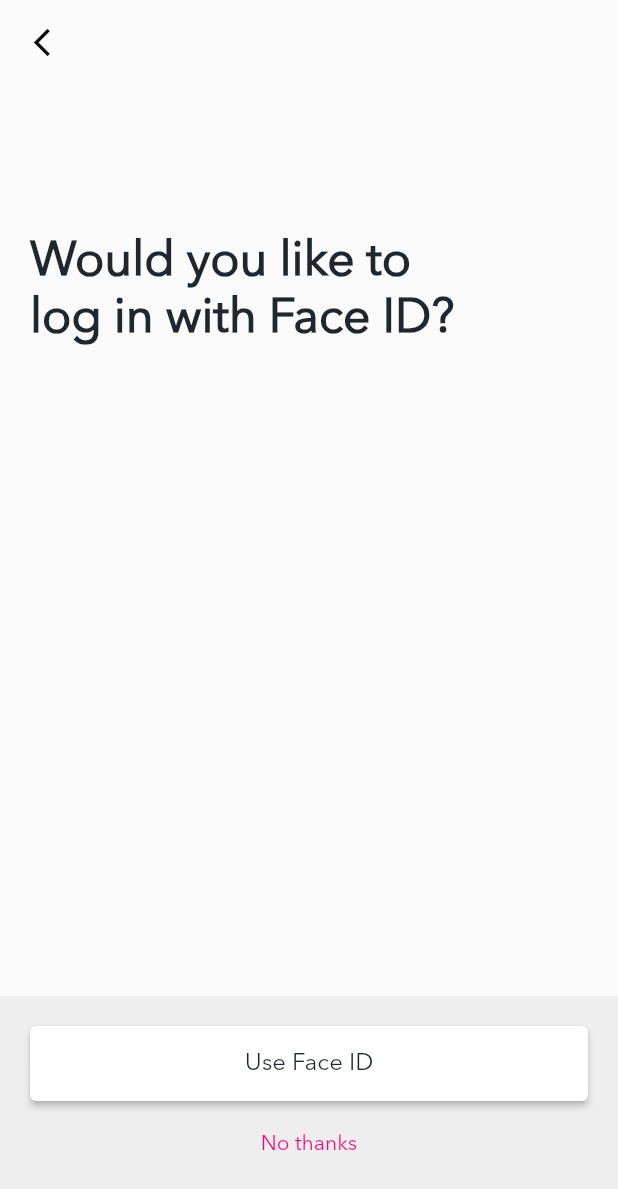
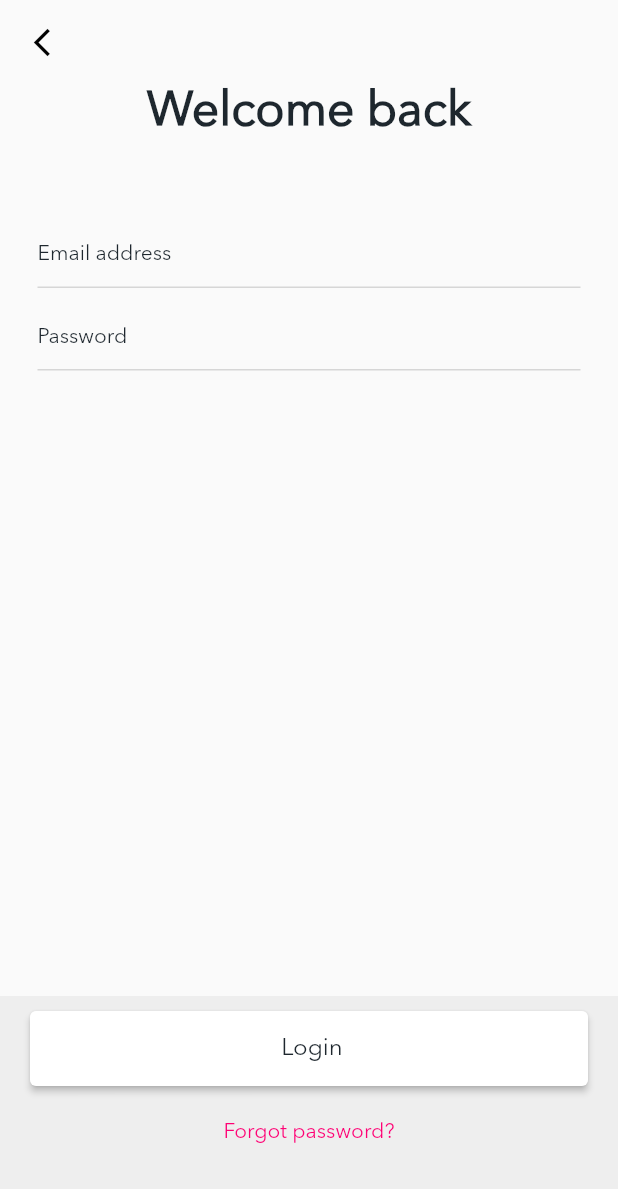
Before and after one commit to linhxeom1996/louis_moody_ui, a Flutter app: the screen it shows after launch, after a tap on the "arrow back ios new" icon, on a phone screen of 412 x 824 dp. Shown: the top 1189 px of the screen. Run offline on Flutter 3.47's test engine with Material 2 defaults, Android fonts, the phone set to English and light mode, and no system bars; our stand-ins replace easy_localization.

Commit message:
add login page

```diff
--- /dev/null
+++ b/assets/translations/en.json
@@ -0,0 +1,18 @@
+{
+    "continu": "Continue",
+    "stakin": "Flip 'n' Stack 'em",
+    "start_stack": "Start stacking",
+    "already_have_an_acco": "Already have an account?",
+    "login": " Login",
+    "whats_your_email": "What's your email\naddress",
+    "enter_email": "Enter your email",
+    "choo_your_pass": "Choose your\npassword",
+    "at_least": "At least 8 charaters",
+    "would_you_like": "Would you like to\nlog in with Face ID?",
+    "user_faceId": "Use Face ID",
+    "nope_tks": "No thanks",
+    "welcome_back": "Welcome back",
+    "email_address": "Email address",
+    "password": "Password",
+    "forgot_pass": "Forgot password?"
+}
--- a/lib/main.dart
+++ b/lib/main.dart
@@ -1,20 +1,33 @@
+import 'package:easy_localization/easy_localization.dart';
 import 'package:flutter/material.dart';
-import 'package:louis_moody_ui/pages/sign_up_email/signUp_email.dart';
-import 'package:louis_moody_ui/pages/sign_up_faceId/face_id.dart';
+import 'package:louis_moody_ui/pages/login/login_page.dart';
+import 'package:louis_moody_ui/pages/onBoarding/onBoarding.dart';
 import 'package:louis_moody_ui/pages/sign_up_pass/signUp_pass.dart';
 
-void main() {
-  runApp(MyApp());
+void main() async {
+  WidgetsFlutterBinding.ensureInitialized();
+  await EasyLocalization.ensureInitialized();
+
+  runApp(EasyLocalization(
+    child: MyApp(),
+    supportedLocales: [
+      Locale('en', 'US'),
+    ],
+    path: "assets/translations",
+    useOnlyLangCode: true,
+  ));
 }
 
 class MyApp extends StatelessWidget {
-  // This widget is the root of your application.
   @override
   Widget build(BuildContext context) {
     return MaterialApp(
       debugShowCheckedModeBanner: false,
+      localizationsDelegates: context.localizationDelegates,
+      supportedLocales: context.supportedLocales,
+      locale: context.locale,
       title: 'Flutter Demo',
-      home: SignUpFaceIDPage(),
+      home: LoginPage(),
     );
   }
 }
--- /dev/null
+++ b/lib/pages/login/login_page.dart
@@ -0,0 +1,96 @@
+import 'dart:developer';
+
+import 'package:flutter/material.dart';
+import 'package:louis_moody_ui/extensions/color_extension.dart';
+import 'package:louis_moody_ui/extensions/styleText_extension.dart';
+import 'package:louis_moody_ui/pages/widgets/appBar_base.dart';
+import 'package:easy_localization/easy_localization.dart';
+import 'package:louis_moody_ui/pages/widgets/elevator_button_base.dart';
+import 'package:louis_moody_ui/pages/widgets/text_form_field_base.dart';
+
+class LoginPage extends StatefulWidget {
+  LoginPage({Key? key}) : super(key: key);
+
+  @override
+  _LoginPageState createState() => _LoginPageState();
+}
+
+class _LoginPageState extends State<LoginPage> {
+  TextEditingController _emailController = TextEditingController();
+  TextEditingController _passController = TextEditingController();
+
+  @override
+  Widget build(BuildContext context) {
+    return Scaffold(
+        appBar: AppBarBase(
+          leading: IconButton(
+            onPressed: () {},
+            icon: Icon(
+              Icons.arrow_back_ios_new,
+              color: Colors.black,
+              size: 22,
+            ),
+          ),
+        ),
+        body: Stack(
+          children: <Widget>[
+            Padding(
+              padding: const EdgeInsets.symmetric(horizontal: 25),
+              child: Column(
+                children: <Widget>[
+                  Text(
+                    "welcome_back".tr(),
+                    style: StyleTxTBase().texttitle,
+                  ),
+                  SizedBox(height: 50),
+                  TextFormFieldBase(
+                    textController: _emailController,
+                    hintText: "email_address".tr(),
+                    hintStyle: StyleTxTBase().textBlack1,
+                  ),
+                  SizedBox(height: 7),
+                  TextFormFieldBase(
+                    textController: _passController,
+                    hintText: "password".tr(),
+                    hintStyle: StyleTxTBase().textBlack1,
+                  ),
+                ],
+              ),
+            ),
+            Align(
+              alignment: Alignment.bottomCenter,
+              child: Container(
+                padding: EdgeInsets.fromLTRB(20, 10, 20, 10),
+                width: double.infinity,
+                height: 160,
+                color: ColorBase.boxGreyColor,
+                child: Column(
+                  children: <Widget>[
+                    SizedBox(
+                      width: double.infinity,
+                      height: 50,
+                      child: ElevatorButtonBase(
+                        onPress: () {
+                          log("tab login");
+                        },
+                        text: 'login'.tr(),
+                        textStyle: StyleTxTBase().textButtonBlack,
+                      ),
+                    ),
+                    SizedBox(height: 7),
+                    TextButton(
+                        onPressed: () {
+                          log("tab forgot pass");
+                        },
+                        child: Text(
+                          'forgot_pass'.tr(),
+                          style: StyleTxTBase().textPink,
+                        ))
+                  ],
+                ),
+              ),
+            )
+          ],
+        ));
+  }
+}
--- a/lib/pages/sign_up_email/signUp_email.dart
+++ b/lib/pages/sign_up_email/signUp_email.dart
@@ -1,7 +1,7 @@
 import 'package:flutter/material.dart';
 import 'package:louis_moody_ui/extensions/color_extension.dart';
 import 'package:louis_moody_ui/extensions/styleText_extension.dart';
-import 'package:louis_moody_ui/extensions/text_extension.dart';
+import 'package:easy_localization/easy_localization.dart';
 import 'package:louis_moody_ui/pages/widgets/appBar_base.dart';
 import 'package:louis_moody_ui/pages/widgets/elevator_button_base.dart';
 import 'package:louis_moody_ui/pages/widgets/text_form_field_base.dart';
@@ -41,13 +41,13 @@
                 crossAxisAlignment: CrossAxisAlignment.start,
                 children: <Widget>[
                   Text(
-                    TextSignUpEmail.whats_your_email,
+                    'whats_your_email'.tr(),
                     style: StyleTxTBase().texttitle,
                   ),
                   SizedBox(height: 10),
                   TextFormFieldBase(
                     textController: _emailController,
-                    hintText: TextSignUpEmail.enter_email,
+                    hintText: 'enter_email'.tr(),
                     hintStyle: StyleTxTBase().textBlack1,
                   )
                 ],
@@ -62,7 +62,8 @@
                 color: ColorBase.boxGreyColor,
                 child: SizedBox(
                   child: ElevatorButtonBase(
-                    text: TxtCommon.continu,
+                    onPress: () {},
+                    text: 'continu'.tr(),
                     textStyle: StyleTxTBase().textButtonBlack,
                   ),
                 ),
--- a/lib/pages/sign_up_faceId/face_id.dart
+++ b/lib/pages/sign_up_faceId/face_id.dart
@@ -3,10 +3,9 @@
 import 'package:flutter/material.dart';
 import 'package:louis_moody_ui/extensions/color_extension.dart';
 import 'package:louis_moody_ui/extensions/styleText_extension.dart';
-import 'package:louis_moody_ui/extensions/text_extension.dart';
 import 'package:louis_moody_ui/pages/widgets/appBar_base.dart';
 import 'package:louis_moody_ui/pages/widgets/elevator_button_base.dart';
-import 'package:louis_moody_ui/pages/widgets/text_form_field_base.dart';
+import 'package:easy_localization/easy_localization.dart';
 
 class SignUpFaceIDPage extends StatefulWidget {
   const SignUpFaceIDPage({Key? key}) : super(key: key);
@@ -47,7 +46,7 @@
               padding: const EdgeInsets.fromLTRB(20, 100, 20, 0),
               child: Container(
                 child: Text(
-                  TxtFaceID.would_you_like,
+                  'would_you_like'.tr(),
                   style: StyleTxTBase().texttitle,
                 ),
               ),
@@ -65,7 +64,10 @@
                       height: 50,
                       width: double.infinity,
                       child: ElevatorButtonBase(
-                        text: TxtFaceID.user_faceId,
+                        onPress: () {
+                          log("user faceId");
+                        },
+                        text: 'user_faceId'.tr(),
                         textStyle: StyleTxTBase().textButtonBlack,
                       ),
                     ),
@@ -75,7 +77,7 @@
                         log("text press");
                       },
                       child: Text(
-                        TxtFaceID.nope,
+                        'nope_tks'.tr(),
                         style: StyleTxTBase().textPink,
                       ),
                     )
--- a/lib/pages/widgets/elevator_button_base.dart
+++ b/lib/pages/widgets/elevator_button_base.dart
@@ -4,14 +4,18 @@
 class ElevatorButtonBase extends StatelessWidget {
   final String text;
   final TextStyle textStyle;
+  final VoidCallback onPress;
   const ElevatorButtonBase(
-      {Key? key, required this.text, required this.textStyle})
+      {Key? key,
+      required this.text,
+      required this.textStyle,
+      required this.onPress})
       : super(key: key);
 
   @override
   Widget build(BuildContext context) {
     return ElevatedButton(
-      onPressed: () {},
+      onPressed: onPress,
       style: ElevatedButton.styleFrom(
         primary: ColorBase.bgWhiteColor,
       ),
--- a/pubspec.yaml
+++ b/pubspec.yaml
@@ -29,6 +29,7 @@
   # Use with the CupertinoIcons class for iOS style icons.
   cupertino_icons: ^1.0.2
   fluro: ^2.0.3
+  easy_localization: ^3.0.0
 
 
 dev_dependencies:
@@ -49,7 +50,7 @@
   # To add assets to your application, add an assets section, like this:
   assets:
     - assets/images/
-  #   - images/a_dot_ham.jpeg
+    - assets/translations/
 
   # An image asset can refer to one or more resolution-specific "variants", see
   # https://flutter.dev/assets-and-images/#resolution-aware.
```
Also changed, not shown: lib/extensions/text_extension.dart (deleted, +0 -36 lines), lib/pages/onBoarding/onBoarding.dart (+6 -5 lines), lib/pages/sign_up_pass/signUp_pass.dart (+5 -4 lines), pubspec.lock, 3 other files.
